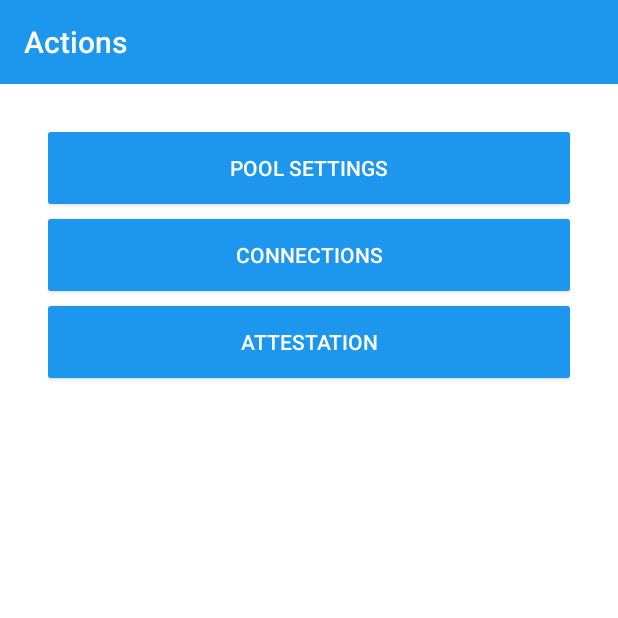
After one commit to LedgerLeopard/IDChain, an Android app: the ActionsActivity screen opened directly, with no data from a screen before it, on a phone screen of 412 x 824 dp, the top half of it. The commit adds this screen. Run offline under Robolectric (Android 15) with nearby library versions, the phone set to English and light mode, and no system bars.

Commit message:
added actions screen added pool creation screen

```diff
--- /dev/null
+++ b/app/src/main/java/com/ledgerleopard/sorvin/functionality/actions/ActionsActivity.java
@@ -0,0 +1,33 @@
+package com.ledgerleopard.sorvin.functionality.actions;
+
+import android.content.Context;
+import android.content.Intent;
+
+import com.ledgerleopard.sorvin.R;
+import com.ledgerleopard.sorvin.basemvp.BaseActivity;
+import com.ledgerleopard.sorvin.functionality.addconnection.PresenterStub;
+import com.ledgerleopard.sorvin.functionality.attestation.AttestationActivity;
+import com.ledgerleopard.sorvin.functionality.connections.ConnectionsViewImpl;
+import com.ledgerleopard.sorvin.functionality.pool.PoolListActivity;
+
+public class ActionsActivity extends BaseActivity<PresenterStub> {
+
+    public static void start( Context context){
+        context.startActivity( new Intent(context, ActionsActivity.class) );
+    }
+
+    @Override
+    protected void initUI() {
+        setToolbarTitle("Actions");
+        setContentView(R.layout.activity_actions);
+
+        findViewById(R.id.btnPool).setOnClickListener(view -> PoolListActivity.start(ActionsActivity.this));
+        findViewById(R.id.btnConnections).setOnClickListener(view -> ConnectionsViewImpl.start(ActionsActivity.this));
+        findViewById(R.id.btnAttestation).setOnClickListener(view -> AttestationActivity.start(ActionsActivity.this));
+    }
+
+    @Override
+    protected void initBack() {
+        presenter = new PresenterStub(null, null);
+    }
+}
--- a/app/src/main/java/com/ledgerleopard/sorvin/functionality/login/LoginViewImpl.java
+++ b/app/src/main/java/com/ledgerleopard/sorvin/functionality/login/LoginViewImpl.java
@@ -6,6 +6,7 @@ import android.support.v7.app.AlertDialog;
 import com.ledgerleopard.sorvin.R;
 import com.ledgerleopard.sorvin.basemvp.BaseActivity;
 import com.ledgerleopard.sorvin.databinding.ActivityLoginBinding;
+import com.ledgerleopard.sorvin.functionality.actions.ActionsActivity;
 import com.ledgerleopard.sorvin.functionality.connections.ConnectionsViewImpl;
 import com.ledgerleopard.sorvin.utils.SharedPreferenceStorage;
 
@@ -51,6 +52,6 @@ public class LoginViewImpl extends BaseActivity<LoginContract.ILoginPresenter>
 
 	@Override
 	public void gotoMain() {
-		ConnectionsViewImpl.start(this);
+		ActionsActivity.start(this);
 	}
 }
--- /dev/null
+++ b/app/src/main/res/layout/activity_actions.xml
@@ -0,0 +1,46 @@
+<?xml version="1.0" encoding="utf-8"?>
+<android.support.constraint.ConstraintLayout
+    xmlns:android="http://schemas.android.com/apk/res/android"
+    xmlns:app="http://schemas.android.com/apk/res-auto"
+    android:layout_width="match_parent"
+    android:layout_height="match_parent">
+
+    <LinearLayout
+        android:layout_width="0dp"
+        android:layout_height="0dp"
+        android:layout_marginBottom="32dp"
+        android:layout_marginEnd="32dp"
+        android:layout_marginStart="32dp"
+        android:layout_marginTop="32dp"
+        android:orientation="vertical"
+        app:layout_constraintBottom_toBottomOf="parent"
+        app:layout_constraintEnd_toEndOf="parent"
+        app:layout_constraintStart_toStartOf="parent"
+        app:layout_constraintTop_toTopOf="parent">
+
+        <Button
+            android:id="@+id/btnPool"
+            style="@style/PrimaryButton"
+            android:layout_width="match_parent"
+            android:layout_height="wrap_content"
+            android:text="Pool settings" />
+
+        <Button
+            android:id="@+id/btnConnections"
+            style="@style/PrimaryButton"
+            android:layout_marginTop="10dp"
+            android:layout_width="match_parent"
+            android:layout_height="wrap_content"
+            android:text="Connections" />
+
+        <Button
+            android:id="@+id/btnAttestation"
+            style="@style/PrimaryButton"
+            android:layout_marginTop="10dp"
+            android:layout_width="match_parent"
+            android:layout_height="wrap_content"
+            android:text="Attestation" />
+
+    </LinearLayout>
+
+</android.support.constraint.ConstraintLayout>
--- /dev/null
+++ b/app/src/main/res/layout/activity_pool_list.xml
@@ -0,0 +1,6 @@
+<?xml version="1.0" encoding="utf-8"?>
+<ListView xmlns:android="http://schemas.android.com/apk/res/android"
+    android:divider="@null"
+    android:id="@+id/lvConfigurations"
+    android:layout_width="match_parent"
+    android:layout_height="match_parent"/>
```
Also changed, not shown: app/build.gradle (+29 -0 lines), app/src/main/AndroidManifest.xml (+28 -15 lines), app/src/main/java/com/ledgerleopard/sorvin/IndySDK.java (+48 -0 lines), app/src/main/java/com/ledgerleopard/sorvin/functionality/attestation/AttestationActivity.java (added, +24 -0 lines), app/src/main/java/com/ledgerleopard/sorvin/functionality/connections/ConnectionsViewImpl.java (+3 -5 lines), app/src/main/java/com/ledgerleopard/sorvin/functionality/pool/PoolListActivity.java (added, +102 -0 lines), app/src/main/java/com/ledgerleopard/sorvin/utils/Utils.java (added, +64 -0 lines), app/src/main/res/layout/activity_login.xml (+10 -16 lines), app/src/main/res/layout/item_configuration.xml (added, +33 -0 lines), 1 other file.
